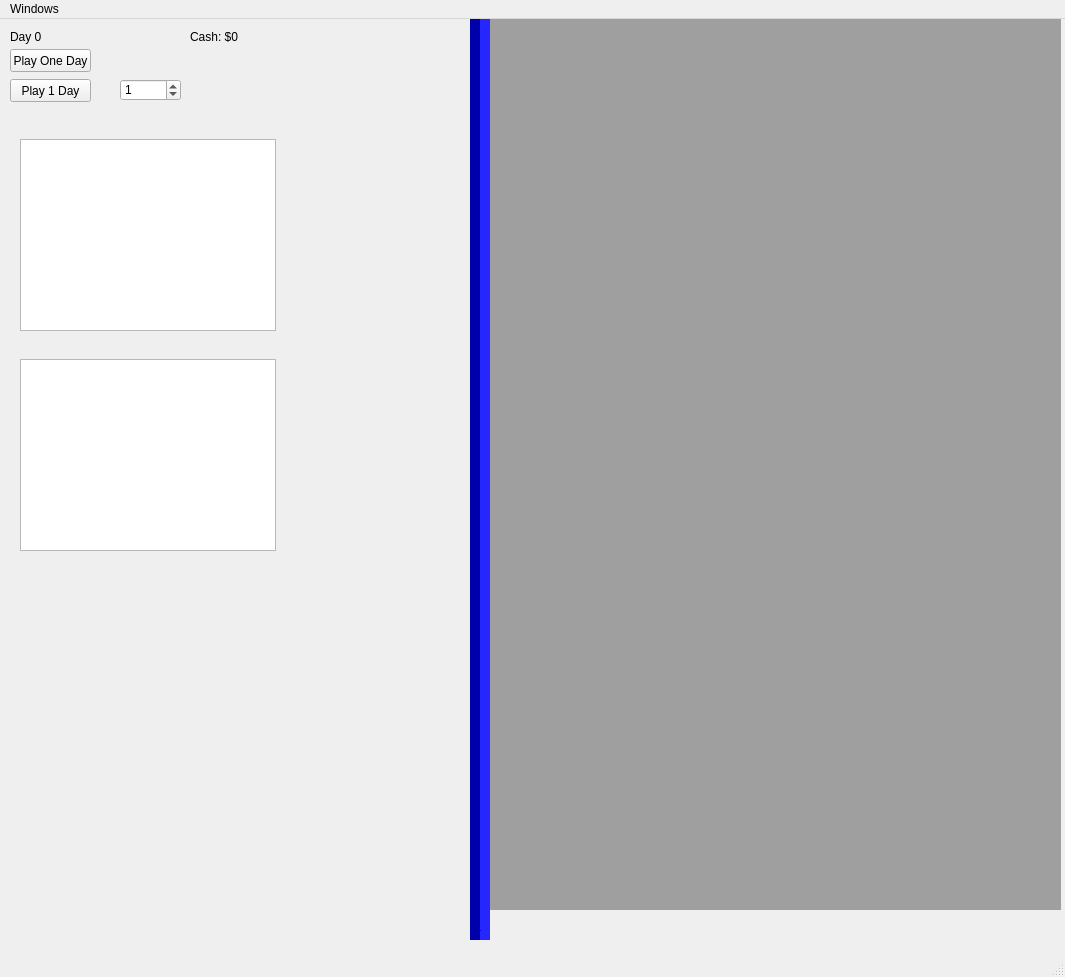
ChemData/horses, file ui_files/main_screen.ui: the form before one commit.
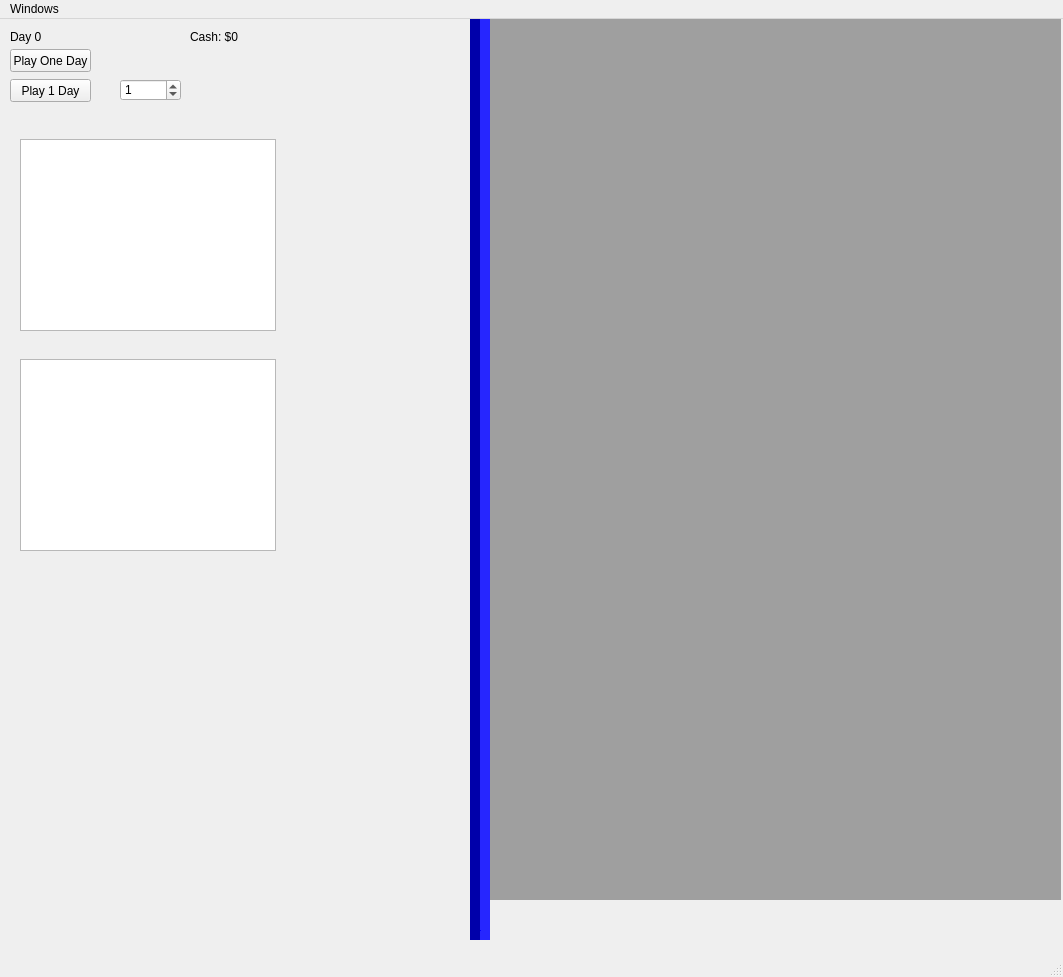
The form after the commit.

The edit to the form file:
```diff
--- a/ui_files/main_screen.ui
+++ b/ui_files/main_screen.ui
@@ -6,7 +6,7 @@
    <rect>
     <x>0</x>
     <y>0</y>
-    <width>1065</width>
+    <width>1063</width>
     <height>977</height>
    </rect>
   </property>
@@ -108,7 +108,7 @@
       <x>490</x>
       <y>0</y>
       <width>571</width>
-      <height>891</height>
+      <height>881</height>
      </rect>
     </property>
    </widget>
@@ -143,7 +143,7 @@
     <rect>
      <x>0</x>
      <y>0</y>
-     <width>1065</width>
+     <width>1063</width>
      <height>21</height>
     </rect>
    </property>
```
Left out of the diff: 9 changed lines with no effect on the pictures.
